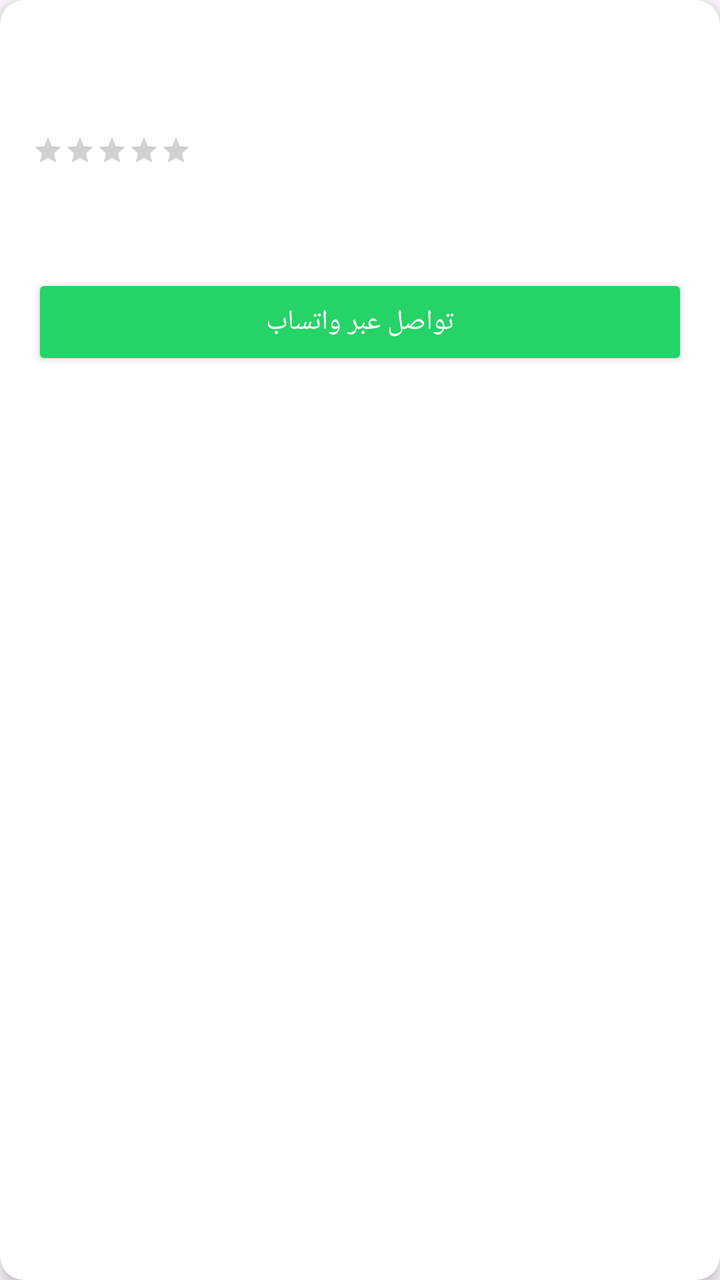
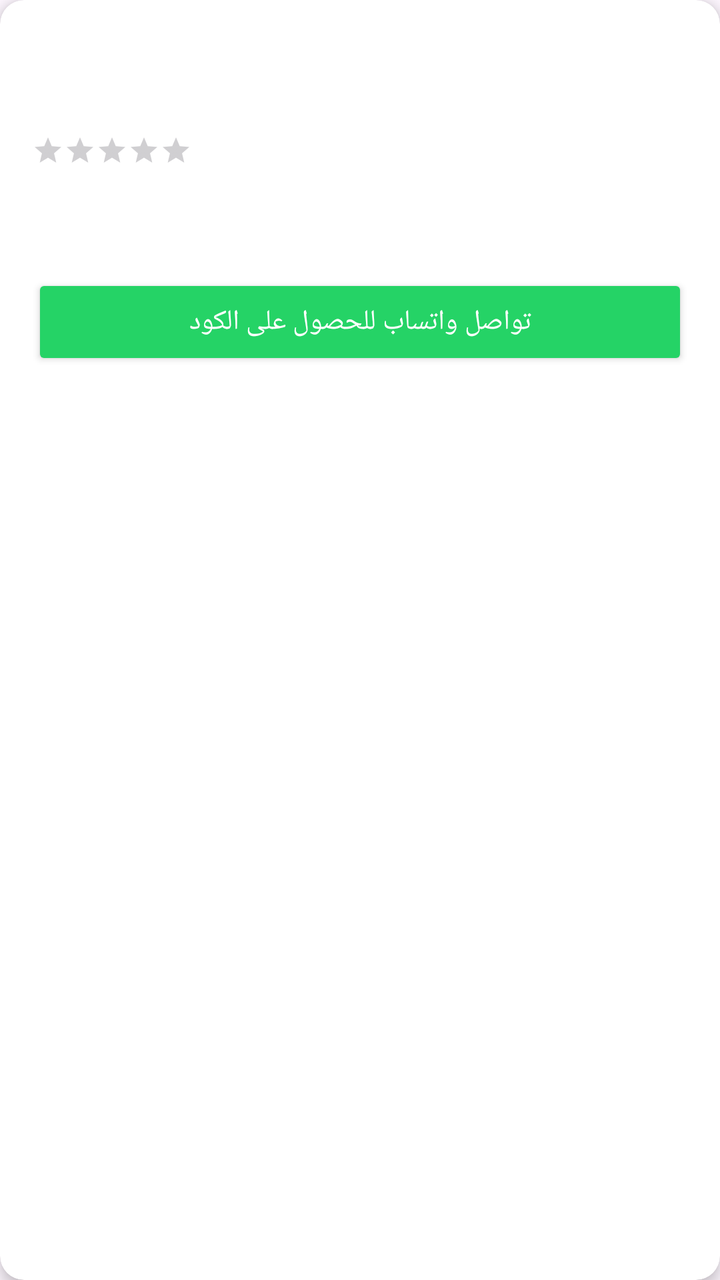

Before-and-after screenshots of an Android layout around one commit, followed by the original layout XML and the change that was made.
<!-- AndroidManifest.xml: application theme Theme.1Bac -->
<!-- res/layout/item_teacher.xml -->
<?xml version="1.0" encoding="utf-8"?>
<androidx.cardview.widget.CardView xmlns:android="http://schemas.android.com/apk/res/android"
    xmlns:app="http://schemas.android.com/apk/res-auto"
    android:layout_width="match_parent"
    android:layout_height="wrap_content"
    android:layout_margin="8dp"
    app:cardCornerRadius="12dp"
    app:cardElevation="4dp">

    <LinearLayout
        android:layout_width="match_parent"
        android:layout_height="wrap_content"
        android:orientation="vertical"
        android:padding="16dp">

        <TextView
            android:id="@+id/teacherItemName"
            android:layout_width="match_parent"
            android:layout_height="wrap_content"
            android:textSize="18sp"
            android:textStyle="bold"
            android:textColor="#0F172A"/>

        <TextView
            android:id="@+id/teacherItemSubject"
            android:layout_width="match_parent"
            android:layout_height="wrap_content"
            android:textSize="14sp"
            android:textColor="#475569"
            android:layout_marginTop="4dp"/>

        <LinearLayout
            android:layout_width="wrap_content"
            android:layout_height="wrap_content"
            android:orientation="horizontal"
            android:gravity="center_vertical"
            android:layout_marginTop="4dp">

            <RatingBar
                android:id="@+id/teacherItemRatingBar"
                style="?android:attr/ratingBarStyleSmall"
                android:layout_width="wrap_content"
                android:layout_height="wrap_content"
                android:numStars="5"
                android:stepSize="0.1"
                android:isIndicator="true"/>

            <TextView
                android:id="@+id/teacherItemRatingCount"
                android:layout_width="wrap_content"
                android:layout_height="wrap_content"
                android:textSize="12sp"
                android:textColor="#64748B"
                android:layout_marginStart="6dp"/>
        </LinearLayout>

        <TextView
            android:id="@+id/teacherItemStudentsCount"
            android:layout_width="match_parent"
            android:layout_height="wrap_content"
            android:textSize="13sp"
            android:textColor="#059669"
            android:layout_marginTop="4dp"/>

        <TextView
            android:id="@+id/teacherItemPhone"
            android:layout_width="match_parent"
            android:layout_height="wrap_content"
            android:textSize="13sp"
            android:textColor="#64748B"
            android:layout_marginTop="2dp"/>

        <Button
            android:id="@+id/btnWhatsappContact"
            android:layout_width="match_parent"
            android:layout_height="wrap_content"
            android:layout_marginTop="12dp"
            android:text="تواصل عبر واتساب"
            android:backgroundTint="#25D366"
            android:textColor="#FFFFFF"/>
    </LinearLayout>
</androidx.cardview.widget.CardView>
<!-- resources referenced by this layout -->
<resources>
  <style name="Theme.1Bac" parent="Base.Theme.1Bac" />
  <style name="Base.Theme.1Bac" parent="Theme.Material3.DayNight.NoActionBar">
          
          
      </style>
</resources>

<!-- the commit's change to res/layout/item_teacher.xml (unified diff, before → after) -->
@@ -75,7 +75,7 @@
             android:layout_width="match_parent"
             android:layout_height="wrap_content"
             android:layout_marginTop="12dp"
-            android:text="تواصل عبر واتساب"
+            android:text="تواصل واتساب للحصول على الكود"
             android:backgroundTint="#25D366"
             android:textColor="#FFFFFF"/>
     </LinearLayout>
